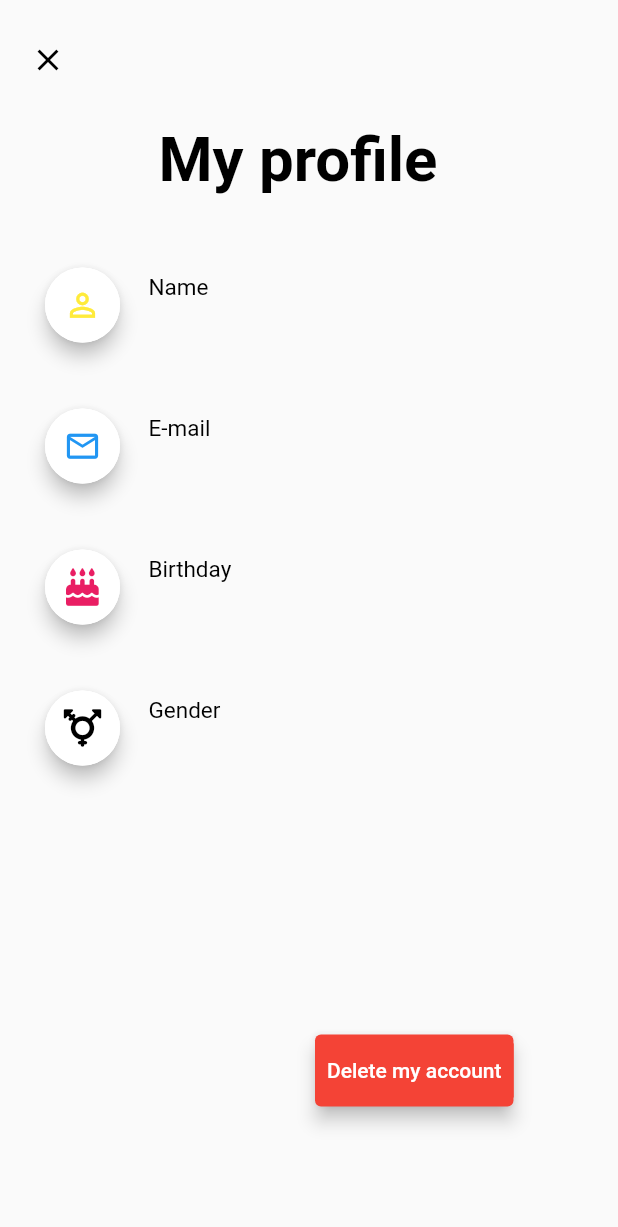
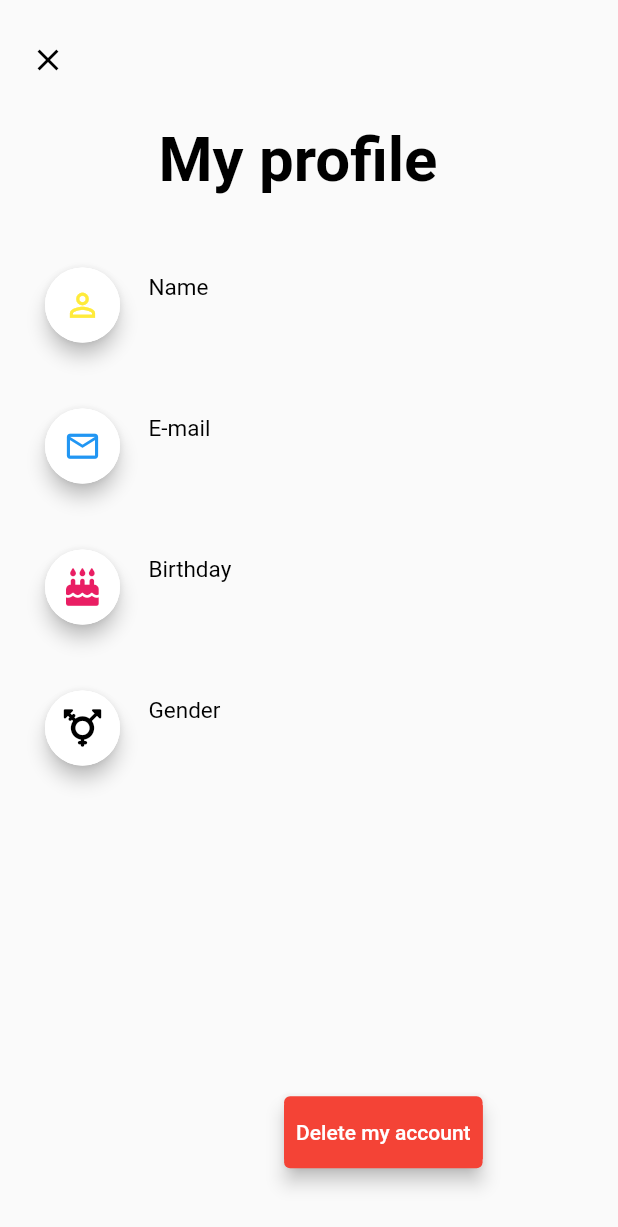
Before and after one commit to Danielmbida/villa-ritter, a Flutter app: the UnRegisterDialog screen opened directly with empty values, on a phone screen of 412 x 824 dp. Shown: the top 1227 px of the screen. Run offline on Flutter 3.47's test engine with Material 2 defaults, Android fonts, the phone set to English and light mode, and no system bars; our stand-ins replace another_flushbar, auto_route, avatar_glow, bloc, cloud_firestore, connectivity_plus and 13 more; missing offline and left inert: flutter_circular_text, qr_code_scanner, wordpress_api; accounts and stored records are empty; generated files the repository leaves out were written again.

Commit message:
0 problème le boss partie 1

```diff
--- a/lib/infrastructure/auth/firebase_auth_facade.dart
+++ b/lib/infrastructure/auth/firebase_auth_facade.dart
@@ -95,7 +95,7 @@ class FirebaseAuthFacade implements IAuthFacade {
       required Gender gender,
       required BirthDate birthDate,
       required bool present,
-      required String hour}) async {
+      required String hour,}) async {
     final emailAddressStr = emailAddress.getOrCrash();
     final passwordStr = password.getOrCrash();
     final nameStr = name.getOrCrash();
--- a/lib/infrastructure/auth/firebase_user_mapper.dart
+++ b/lib/infrastructure/auth/firebase_user_mapper.dart
@@ -26,7 +26,7 @@ extension FirebaseUserDomainX on firebase.User {
       email: userInfo['email'] as String,
       birthDate: userInfo['naissance'] as String,
       present: userInfo['present'] as bool,
-      hour: userInfo['arrive'] as String
+      hour: userInfo['arrive'] as String,
     );
   }
 }
--- a/lib/infrastructure/users/user_dto.dart
+++ b/lib/infrastructure/users/user_dto.dart
@@ -18,7 +18,7 @@ abstract class UserDto implements _$UserDto {
     required String localite,
     required String naissance,
     required bool present,
-    required String arrive
+    required String arrive,
 
   }) = _UserDto;
  const UserDto._();
@@ -52,7 +52,7 @@ abstract class UserDto implements _$UserDto {
       localite: user.locality,
       naissance: user.birthDate,
       present: user.present,
-      arrive: user.hour
+      arrive: user.hour,
     );
   }
 }
--- a/lib/infrastructure/users/user_repository.dart
+++ b/lib/infrastructure/users/user_repository.dart
@@ -7,7 +7,7 @@ import 'package:apptest/infrastructure/users/user_dto.dart';
 import 'package:apptest/injection.dart';
 import 'package:cloud_firestore/cloud_firestore.dart';
 import 'package:dartz/dartz.dart';
-import 'package:firebase_auth/firebase_auth.dart' as firebaseAuth;
+import 'package:firebase_auth/firebase_auth.dart' as firebase_auth;
 // import 'package:firebase_auth/firebase_auth.dart';
 import 'package:injectable/injectable.dart';
 import 'package:kt_dart/kt.dart';
@@ -16,7 +16,7 @@ import 'package:kt_dart/kt.dart';
 class UserRepository implements IUserRepository {
   final FirebaseFirestore _firestore;
   // final FirebaseAuth _firebaseAuth;
-  final firebaseAuth.FirebaseAuth _firebaseAuth;
+  final firebase_auth.FirebaseAuth _firebaseAuth;
   UserRepository(this._firestore, this._firebaseAuth);
   // UserRepository(this._firestore);
 
@@ -71,8 +71,6 @@ class UserRepository implements IUserRepository {
   Future<Either<UserFailure, Unit>> delete(User user) async {
     try {
       final userDto = UserDto.fromDomain(user);
-      print("supprimé");
-      print(userDto.id);
 
       await _firebaseAuth.currentUser!.delete();
       await _firestore.collection('users').doc(userDto.id).delete();
--- a/lib/injection.dart
+++ b/lib/injection.dart
@@ -1,6 +1,7 @@
+import 'package:apptest/injection.config.dart';
 import 'package:get_it/get_it.dart';
 import 'package:injectable/injectable.dart';
-import 'injection.config.dart';
+
 
 final GetIt getIt = GetIt.instance;
 
--- a/lib/presentation/core/users/alertDialogue/delete_account_button.dart
+++ b/lib/presentation/core/users/alertDialogue/delete_account_button.dart
@@ -1,5 +1,5 @@
 // ignore_for_file: depend_on_referenced_packages
-import 'package:apptest/application/auth/auth_bloc.dart';
+import 'package:apptest/application/user_actor/user_actor_bloc.dart';
 import 'package:apptest/domain/auth/user.dart';
 import 'package:apptest/presentation/core/users/alertDialogue/app_alert_dialog.dart';
 import 'package:apptest/presentation/routes/router.gr.dart';
@@ -7,9 +7,6 @@ import 'package:auto_route/auto_route.dart';
 import 'package:flutter/material.dart';
 import 'package:flutter_bloc/flutter_bloc.dart';
 import 'package:flutter_gen/gen_l10n/app_localizations.dart';
-import 'package:font_awesome_flutter/font_awesome_flutter.dart';
-
-import 'package:apptest/application/user_actor/user_actor_bloc.dart';
 
 class DeleteAccountButton extends StatelessWidget {
   const DeleteAccountButton({
--- a/lib/presentation/core/users/alertDialogue/un_register_dialog.dart
+++ b/lib/presentation/core/users/alertDialogue/un_register_dialog.dart
@@ -1,16 +1,16 @@
+// ignore_for_file: unused_import, depend_on_referenced_packages, deprecated_member_use
 import 'package:another_flushbar/flushbar.dart';
+import 'package:apptest/application/auth/auth_bloc.dart';
+import 'package:apptest/application/auth/sign_in_form/sign_in_form_bloc.dart';
+import 'package:apptest/application/connect/connectivity_cubit.dart';
 import 'package:apptest/domain/auth/user.dart';
 import 'package:apptest/presentation/core/users/alertDialogue/delete_account_button.dart';
+import 'package:apptest/presentation/core/users/infosDialog/user_infos_item_form.dart';
+import 'package:apptest/presentation/routes/router.gr.dart';
 import 'package:auto_route/auto_route.dart';
 import 'package:flutter/material.dart';
 import 'package:flutter_bloc/flutter_bloc.dart';
 import 'package:flutter_gen/gen_l10n/app_localizations.dart';
-
-import 'package:apptest/application/auth/auth_bloc.dart';
-import 'package:apptest/application/auth/sign_in_form/sign_in_form_bloc.dart';
-import 'package:apptest/application/connect/connectivity_cubit.dart';
-import 'package:apptest/presentation/core/users/infosDialog/user_infos_item_form.dart';
-import 'package:apptest/presentation/routes/router.gr.dart';
 import 'package:font_awesome_flutter/font_awesome_flutter.dart';
 
 class UnRegisterDialog extends StatefulWidget {
@@ -134,8 +134,8 @@ class _UnRegisterDialogState extends State<UnRegisterDialog> {
                 ),
                 if (!isDisable)
                   Positioned(
-                    bottom: MediaQuery.of(context).size.height * .1,
-                    left: MediaQuery.of(context).size.width * .50,
+                    bottom: MediaQuery.of(context).size.height * .05,
+                    left: MediaQuery.of(context).size.width * .45,
                     child: DeleteAccountButton(
                       user: widget.user,
                     ),
--- a/lib/presentation/core/users/alertDialogue/validat_button_dialog.dart
+++ b/lib/presentation/core/users/alertDialogue/validat_button_dialog.dart
@@ -3,9 +3,9 @@ import 'package:apptest/application/user_actor/user_actor_bloc.dart';
 import 'package:apptest/domain/auth/user.dart';
 import 'package:flutter/material.dart';
 import 'package:flutter_bloc/flutter_bloc.dart';
+import 'package:flutter_gen/gen_l10n/app_localizations.dart';
 import 'package:font_awesome_flutter/font_awesome_flutter.dart';
 import 'package:kt_dart/collection.dart';
-import 'package:flutter_gen/gen_l10n/app_localizations.dart';
 
 class ValidateButtonDialog extends StatelessWidget {
   const ValidateButtonDialog({
--- a/lib/presentation/core/users/infosDialog/user_infos_dialog.dart
+++ b/lib/presentation/core/users/infosDialog/user_infos_dialog.dart
@@ -1,11 +1,11 @@
-// ignore_for_file: depend_on_referenced_packages
+// ignore_for_file: depend_on_referenced_packages, use_named_constants, deprecated_member_use
 
 import 'package:apptest/domain/auth/user.dart';
 import 'package:apptest/presentation/core/url_launcher.dart';
 import 'package:apptest/presentation/core/users/infosDialog/user_infos_item_form.dart';
 import 'package:flutter/material.dart';
+import 'package:flutter_gen/gen_l10n/app_localizations.dart';
 import 'package:font_awesome_flutter/font_awesome_flutter.dart';
-import 'package:flutter_gen/gen_l10n/app_localizations.dart';
 
 class UserInfosDialog extends StatelessWidget {
   const UserInfosDialog({
```
Also changed, not shown: lib/presentation/core/users/alertDialogue/app_alert_dialog.dart (+2 -13 lines), lib/domain/scan/value_object.dart (line endings or trailing spaces), lib/infrastructure/users/user_dto.g.dart, lib/injection.config.dart.
